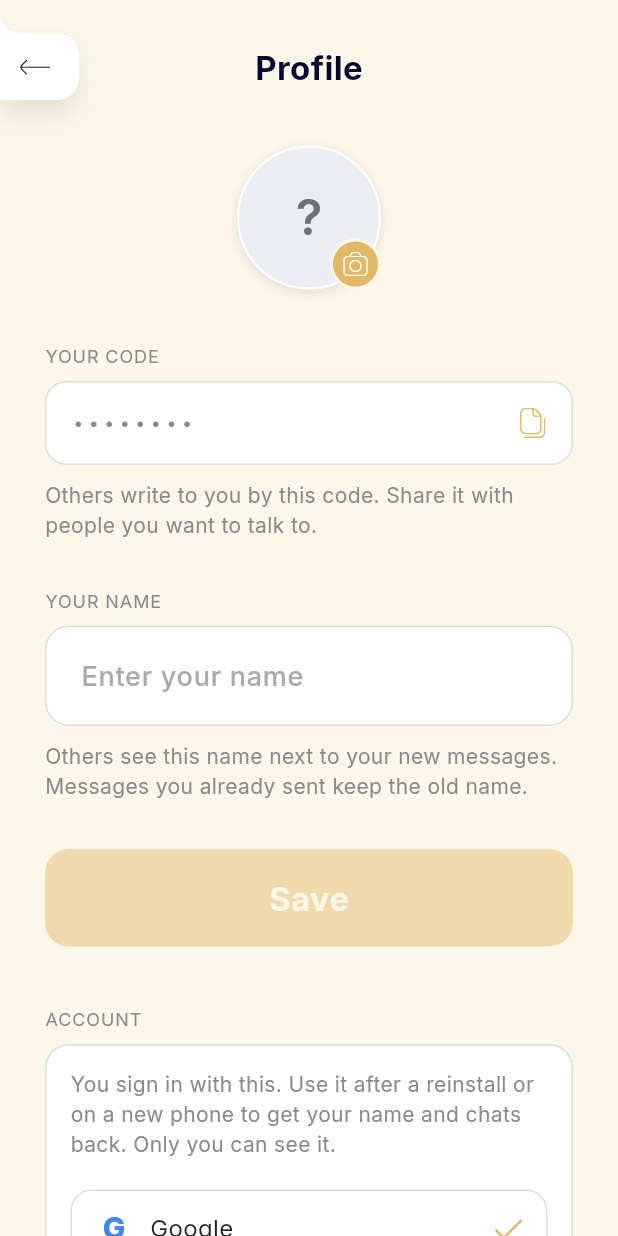
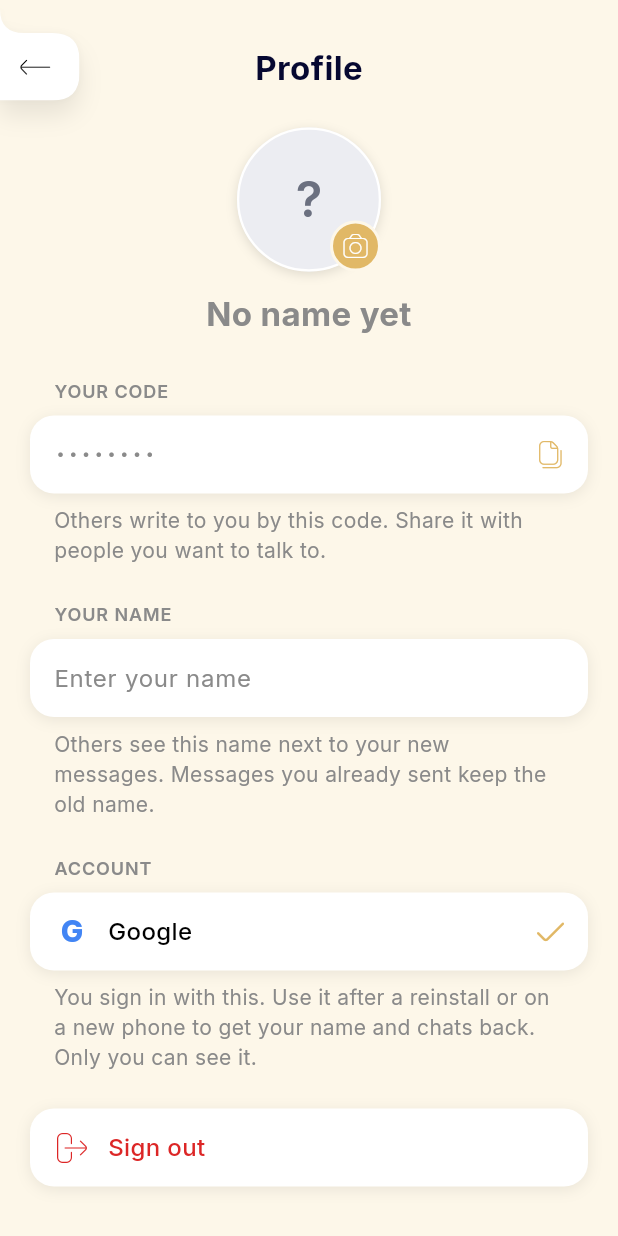
Before and after one commit to DanielGrigoryanAm/sinai, a Flutter app: the _ProfileView screen opened directly, on a phone screen of 412 x 824 dp. Run offline on Flutter 3.47's test engine with Material 3 defaults, Android fonts, the phone set to English and light mode, and no system bars; our stand-ins replace audioplayers, auto_route, bloc_concurrency, cached_network_image, equatable, firebase_auth and 18 more; missing offline and left inert: chess, gal, record, webview_flutter_wkwebview; accounts and stored records are empty.

Commit message:
Tidy the profile into one consistent style
The photo and name sit on top, then every part is the same kind of
section: a small label, a white rounded card with rows of one height and
a softer caption. The code row copies on tap, the name is a field with
an inline Save instead of a big button, Account shows the Google row
with a check, and Sign out is a red row. SettingsSection and SettingsRow
live in common/settings_section.dart.

Co-Authored-By: Claude Opus 5.5 <noreply@anthropic.com>

```diff
--- /dev/null
+++ b/lib/common/settings_section.dart
@@ -0,0 +1,148 @@
+import 'package:flutter/material.dart';
+import 'package:sinai/theme/app_typography_extension.dart';
+import 'package:sinai/theme/color_theme.dart';
+
+/// One block of a settings-like screen: a small label, a white rounded
+/// card of [rows] (the same look as the app's search fields), and an
+/// optional softer line under it.
+class SettingsSection extends StatelessWidget {
+  const SettingsSection({
+    super.key,
+    this.label,
+    required this.rows,
+    this.caption,
+  });
+
+  final String? label;
+  final List<Widget> rows;
+  final String? caption;
+
+  @override
+  Widget build(BuildContext context) {
+    final colors = context.colorTheme;
+    final text = context.textTheme;
+    return Column(
+      crossAxisAlignment: CrossAxisAlignment.stretch,
+      children: [
+        if (label != null)
+          Padding(
+            padding: const EdgeInsets.only(left: 16, bottom: 8),
+            child: Text(
+              label!.toUpperCase(),
+              style: text.bodySmall.copyWith(
+                fontSize: 12,
+                letterSpacing: 0.6,
+                fontWeight: FontWeight.w600,
+                color: colors.textSecondary,
+              ),
+            ),
+          ),
+        Container(
+          decoration: BoxDecoration(
+            color: colors.backgroundSecondary,
+            borderRadius: BorderRadius.circular(16),
+            boxShadow: const [
+              BoxShadow(
+                color: Color(0x14000000),
+                blurRadius: 8,
+                offset: Offset(0, 2),
+              ),
+            ],
+          ),
+          clipBehavior: Clip.antiAlias,
+          child: Column(
+            children: [
+              for (final (i, row) in rows.indexed) ...[
+                if (i > 0)
+                  Divider(
+                    height: 1,
+                    thickness: 1,
+                    indent: 16,
+                    endIndent: 16,
+                    color: colors.border,
+                  ),
+                row,
+              ],
+            ],
+          ),
+        ),
+        if (caption != null)
+          Padding(
+            padding: const EdgeInsets.fromLTRB(16, 8, 16, 0),
+            child: Text(
+              caption!,
+              style: text.bodySmall.copyWith(color: colors.textSecondary),
+            ),
+          ),
+      ],
+    );
+  }
+}
+
+/// A row of a [SettingsSection]: an icon or mark, its text, and something
+/// on the right. All rows are the same height.
+class SettingsRow extends StatelessWidget {
+  const SettingsRow({
+    super.key,
+    this.leading,
+    required this.child,
+    this.trailing,
+    this.onTap,
+    this.color,
+  });
+
+  static const height = 52.0;
+
+  final Widget? leading;
+
+  /// Usually a [Text]; a field for rows one types into.
+  final Widget child;
+  final Widget? trailing;
+  final VoidCallback? onTap;
+
+  /// Text and icon colour, e.g. red for signing out.
+  final Color? color;
+
+  @override
+  Widget build(BuildContext context) {
+    final colors = context.colorTheme;
+    final text = context.textTheme;
+    final tint = color ?? colors.textPrimary;
+    return InkWell(
+      onTap: onTap,
+      child: SizedBox(
+        height: height,
+        child: Padding(
+          padding: const EdgeInsets.symmetric(horizontal: 16),
+          child: IconTheme.merge(
+            data: IconThemeData(size: 20, color: color ?? colors.secondary),
+            child: DefaultTextStyle.merge(
+              style: text.bodyLarge.copyWith(
+                fontWeight: FontWeight.w500,
+                color: tint,
+              ),
+              maxLines: 1,
+              overflow: TextOverflow.ellipsis,
+              child: Row(
+                children: [
+                  if (leading != null) ...[
+                    SizedBox.square(
+                      dimension: 24,
+                      child: Center(child: leading),
+                    ),
+                    const SizedBox(width: 12),
+                  ],
+                  Expanded(child: child),
+                  if (trailing != null) ...[
+                    const SizedBox(width: 12),
+                    trailing!,
+                  ],
+                ],
+              ),
+            ),
+          ),
+        ),
+      ),
+    );
+  }
+}
--- a/lib/features/account/account_options.dart
+++ b/lib/features/account/account_options.dart
@@ -4,9 +4,9 @@ import 'package:sinai/auth/account_link.dart';
 import 'package:sinai/auth/repository/auth_repository.dart';
 import 'package:sinai/common/app_icons.dart';
 import 'package:sinai/common/feature_flags.dart';
+import 'package:sinai/common/settings_section.dart';
 import 'package:sinai/common/toast.dart';
 import 'package:sinai/router/app_router.dart';
-import 'package:sinai/theme/app_typography_extension.dart';
 import 'package:sinai/theme/color_theme.dart';
 
 /// Onboarding: signs in with a Google account. The first time it makes a
@@ -43,106 +43,35 @@ class _AccountSectionState extends State<AccountSection> {
   @override
   Widget build(BuildContext context) {
     final colors = context.colorTheme;
-    final text = context.textTheme;
     final google = _auth.googleEmail;
     final phone = _auth.phoneNumber;
 
-    return Container(
-      padding: const EdgeInsets.all(16),
-      decoration: BoxDecoration(
-        color: colors.backgroundSecondary,
-        borderRadius: BorderRadius.circular(16),
-        border: Border.all(color: colors.border),
-      ),
-      child: Column(
-        crossAxisAlignment: CrossAxisAlignment.stretch,
-        children: [
-          Text(
-            'You sign in with this. Use it after a reinstall or on a new '
+    return SettingsSection(
+      label: 'Account',
+      caption: 'You sign in with this. Use it after a reinstall or on a new '
           'phone to get your name and chats back. Only you can see it.',
-            style: text.bodySmall.copyWith(color: colors.textSecondary),
-          ),
-          const SizedBox(height: 12),
+      rows: [
         if (FeatureFlags.googleSignIn)
-            _Option(
-              mark: const GoogleMark(),
-              label: google ?? 'Google',
-              added: true,
-              onTap: null,
+          SettingsRow(
+            leading: const GoogleMark(),
+            trailing: Icon(AppIcons.check, size: 18, color: colors.secondary),
+            child: Text(google ?? 'Google'),
           ),
         if (FeatureFlags.phoneSignIn)
-            _Option(
-              mark: Icon(AppIcons.phone, size: 20, color: colors.secondary),
-              label: phone ?? 'Add phone number',
-              added: phone != null,
+          SettingsRow(
+            leading: const Icon(AppIcons.phone),
+            trailing: phone == null
+                ? null
+                : Icon(AppIcons.check, size: 18, color: colors.secondary),
             onTap: phone != null
                 ? null
                 : () async {
                     await context.router.push(PhoneRoute());
                     if (mounted) setState(() {});
                   },
+            child: Text(phone ?? 'Add phone number'),
           ),
       ],
-      ),
-    );
-  }
-}
-
-/// One way of signing in: a white row with its mark, or a check once
-/// added.
-class _Option extends StatelessWidget {
-  const _Option({
-    required this.mark,
-    required this.label,
-    required this.onTap,
-    this.added = false,
-  });
-
-  final Widget mark;
-  final String label;
-  final VoidCallback? onTap;
-  final bool added;
-
-  @override
-  Widget build(BuildContext context) {
-    final colors = context.colorTheme;
-    final text = context.textTheme;
-    return Padding(
-      padding: const EdgeInsets.only(top: 8),
-      child: Material(
-        color: Colors.white,
-        borderRadius: BorderRadius.circular(14),
-        child: InkWell(
-          borderRadius: BorderRadius.circular(14),
-          onTap: onTap,
-          child: Container(
-            height: 52,
-            padding: const EdgeInsets.symmetric(horizontal: 16),
-            decoration: BoxDecoration(
-              borderRadius: BorderRadius.circular(14),
-              border: Border.all(color: colors.border),
-            ),
-            child: Row(
-              children: [
-                SizedBox.square(dimension: 24, child: Center(child: mark)),
-                const SizedBox(width: 12),
-                Expanded(
-                  child: Text(
-                    label,
-                    maxLines: 1,
-                    overflow: TextOverflow.ellipsis,
-                    style: text.bodyLarge.copyWith(
-                      fontWeight: added ? FontWeight.w400 : FontWeight.w600,
-                    ),
-                  ),
-                ),
-                if (added)
-                  Icon(AppIcons.check, size: 18, color: colors.secondary),
-              ],
-            ),
-          ),
-        ),
-      ),
     );
   }
 }
--- a/lib/features/profile/profile_screen.dart
+++ b/lib/features/profile/profile_screen.dart
@@ -12,8 +12,7 @@ import 'package:sinai/features/account/account_options.dart';
 import 'package:sinai/common/toast.dart';
 import 'package:flutter_bloc/flutter_bloc.dart';
 import 'package:sinai/common/custom_app_bar.dart';
-import 'package:sinai/common/custom_button.dart';
-import 'package:sinai/common/custom_text_field.dart';
+import 'package:sinai/common/settings_section.dart';
 import 'package:sinai/features/start_chat/bloc/chat_bloc.dart';
 import 'package:sinai/theme/app_typography_extension.dart';
 import 'package:sinai/theme/color_theme.dart';
@@ -195,7 +194,7 @@ class _ProfileViewState extends State<_ProfileView> {
           body: SafeArea(
             // Scrollable so the form stays reachable above the keyboard.
             child: SingleChildScrollView(
-              padding: const EdgeInsets.fromLTRB(30, 24, 30, 30),
+              padding: const EdgeInsets.fromLTRB(20, 12, 20, 32),
               child: Column(
                 crossAxisAlignment: CrossAxisAlignment.stretch,
                 children: [
@@ -207,70 +206,97 @@ class _ProfileViewState extends State<_ProfileView> {
                       onTap: _uploadingPhoto ? null : _onPhotoTap,
                     ),
                   ),
-                  const SizedBox(height: 36),
+                  const SizedBox(height: 12),
                   Text(
-                    'YOUR CODE',
-                    style: text.bodySmall.copyWith(
-                      fontSize: 12,
-                      letterSpacing: 0.6,
-                      color: colors.textSecondary,
+                    _savedName.isEmpty ? 'No name yet' : _savedName,
+                    textAlign: TextAlign.center,
+                    maxLines: 1,
+                    overflow: TextOverflow.ellipsis,
+                    style: text.titleLarge.copyWith(
+                      color: _savedName.isEmpty ? colors.textSecondary : null,
                     ),
                   ),
-                  const SizedBox(height: 8),
-                  _CodeCard(code: _code),
-                  const SizedBox(height: 10),
-                  Text(
-                    'Others write to you by this code. Share it with '
-                    'people you want to talk to.',
-                    style: text.bodySmall.copyWith(color: colors.textSecondary),
+                  const SizedBox(height: 28),
+                  SettingsSection(
+                    label: 'Your code',
+                    rows: [_CodeRow(code: _code)],
+                    caption: 'Others write to you by this code. Share it '
+                        'with people you want to talk to.',
                   ),
-                  const SizedBox(height: 32),
-                  Text(
-                    'YOUR NAME',
-                    style: text.bodySmall.copyWith(
-                      fontSize: 12,
-                      letterSpacing: 0.6,
-                      color: colors.textSecondary,
+                  const SizedBox(height: 24),
+                  SettingsSection(
+                    label: 'Your name',
+                    rows: [
+                      SettingsRow(
+                        trailing: _saving
+                            ? SizedBox.square(
+                                dimension: 18,
+                                child: CircularProgressIndicator(
+                                  strokeWidth: 2,
+                                  color: colors.secondary,
+                                ),
+                              )
+                            : canSave
+                                ? GestureDetector(
+                                    onTap: () => _save(name),
+                                    child: Text(
+                                      'Save',
+                                      style: text.bodyLarge.copyWith(
+                                        fontWeight: FontWeight.w700,
+                                        color: colors.secondary,
                                       ),
                                     ),
-                  const SizedBox(height: 8),
-                  CustomTextField(
+                                  )
+                                : null,
+                        child: TextField(
                           controller: _nameController,
+                          cursorColor: colors.secondary,
+                          textCapitalization: TextCapitalization.words,
+                          textInputAction: TextInputAction.done,
+                          style: text.bodyLarge.copyWith(
+                            fontWeight: FontWeight.w500,
+                          ),
+                          onChanged: (_) => setState(() {}),
+                          onSubmitted: (_) {
+                            if (canSave) _save(name);
+                          },
+                          decoration: InputDecoration(
+                            isDense: true,
                             hintText: 'Enter your name',
-                    onChanged: (_) => setState(() {}),
+                            hintStyle: text.bodyLarge
+                                .copyWith(color: colors.textSecondary),
+                            border: InputBorder.none,
                           ),
-                  const SizedBox(height: 10),
-                  Text(
-                    'Others see this name next to your new messages. '
-                    'Messages you already sent keep the old name.',
-                    style: text.bodySmall.copyWith(color: colors.textSecondary),
                         ),
-                  const SizedBox(height: 32),
-                  CustomButton.primary(
-                    text: 'Save',
-                    isLoading: _saving,
-                    onTap: canSave ? () => _save(name) : null,
+                      ),
+                    ],
+                    caption: 'Others see this name next to your new '
+                        'messages. Messages you already sent keep the old '
+                        'name.',
                   ),
                   if (AccountSection.enabled) ...[
-                    const SizedBox(height: 40),
-                    Text(
-                      'ACCOUNT',
-                      style: text.bodySmall.copyWith(
-                        fontSize: 12,
-                        letterSpacing: 0.6,
-                        color: colors.textSecondary,
-                      ),
-                    ),
-                    const SizedBox(height: 8),
+                    const SizedBox(height: 24),
                     const AccountSection(),
                   ],
                   const SizedBox(height: 24),
-                  CustomButton.outline(
-                    text: 'Sign out',
-                    leadingIcon: AppIcons.logout,
+                  SettingsSection(
+                    rows: [
+                      SettingsRow(
+                        leading: const Icon(AppIcons.logout),
                         color: const Color(0xFFDC2626),
-                    isLoading: _signingOut,
                         onTap: _signingOut ? null : _signOut,
+                        trailing: _signingOut
+                            ? const SizedBox.square(
+                                dimension: 18,
+                                child: CircularProgressIndicator(
+                                  strokeWidth: 2,
+                                  color: Color(0xFFDC2626),
+                                ),
+                              )
+                            : null,
+                        child: const Text('Sign out'),
+                      ),
+                    ],
                   ),
                 ],
               ),
@@ -282,18 +308,18 @@ class _ProfileViewState extends State<_ProfileView> {
   }
 }
 
-/// The user's code in large letters, copied on tap.
-class _CodeCard extends StatefulWidget {
-  const _CodeCard({required this.code});
+/// The user's code, spaced out; a tap copies it.
+class _CodeRow extends StatefulWidget {
+  const _CodeRow({required this.code});
 
   /// Null while it loads.
   final String? code;
 
   @override
-  State<_CodeCard> createState() => _CodeCardState();
+  State<_CodeRow> createState() => _CodeRowState();
 }
 
-class _CodeCardState extends State<_CodeCard> {
+class _CodeRowState extends State<_CodeRow> {
   bool _copied = false;
 
   Future<void> _copy(String code) async {
@@ -308,40 +334,21 @@ class _CodeCardState extends State<_CodeCard> {
   @override
   Widget build(BuildContext context) {
     final colors = context.colorTheme;
-    final text = context.textTheme;
     final code = widget.code;
-    return Material(
-      color: Colors.white,
-      borderRadius: BorderRadius.circular(14),
-      child: InkWell(
-        borderRadius: BorderRadius.circular(14),
+    return SettingsRow(
       onTap: code == null ? null : () => _copy(code),
-        child: Container(
-          height: 56,
-          padding: const EdgeInsets.symmetric(horizontal: 16),
-          decoration: BoxDecoration(
-            borderRadius: BorderRadius.circular(14),
-            border: Border.all(color: colors.border),
+      trailing: Icon(
+        _copied ? AppIcons.check : AppIcons.copy,
+        size: 18,
+        color: colors.secondary,
       ),
-          child: Row(
-            children: [
-              Expanded(
       child: Text(
         code ?? '········',
-                  style: text.titleLarge.copyWith(
-                    fontSize: 22,
-                    letterSpacing: 3,
+        style: TextStyle(
+          fontSize: 18,
+          fontWeight: FontWeight.w700,
+          letterSpacing: 2.5,
           color: code == null ? colors.textSecondary : null,
-                  ),
-                ),
-              ),
-              Icon(
-                _copied ? AppIcons.check : AppIcons.copy,
-                size: 20,
-                color: colors.secondary,
-              ),
-            ],
-          ),
         ),
       ),
     );
```
Also changed, not shown: 1 other file. Lines whose indentation alone changed are shown as unchanged.
